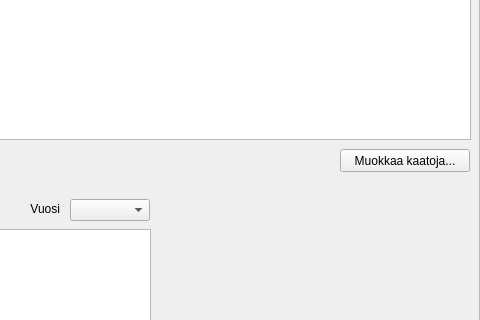
The window that desktopApp/ui/killTab.ui (eeroleppalehto/Jahtirekisteri) describes before a commit, drawn with Qt 5; both pictures show x 381 to 861 and y 332 to 652 of the 861 by 771 pixel window.
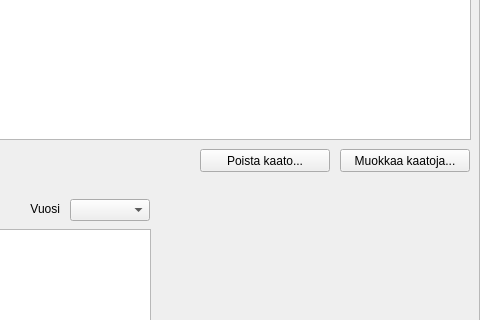
The same window after the commit.

Commit message: Added button for opening removeSgotDialog

Patch:
```diff
--- a/desktopApp/ui/killTab.ui
+++ b/desktopApp/ui/killTab.ui
@@ -461,6 +461,19 @@
       <string>Käytön osuus</string>
      </property>
     </widget>
+    <widget class="QPushButton" name="removeShotsPushButton">
+     <property name="geometry">
+      <rect>
+       <x>580</x>
+       <y>480</y>
+       <width>130</width>
+       <height>23</height>
+      </rect>
+     </property>
+     <property name="text">
+      <string>Poista kaato...</string>
+     </property>
+    </widget>
    </widget>
   </widget>
  </widget>
```
The commit also changes 1 other file.
